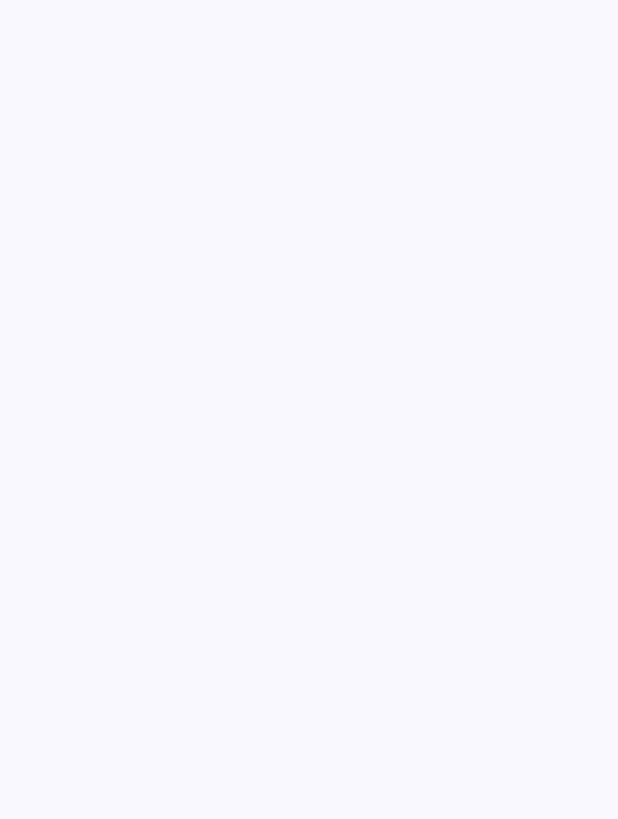
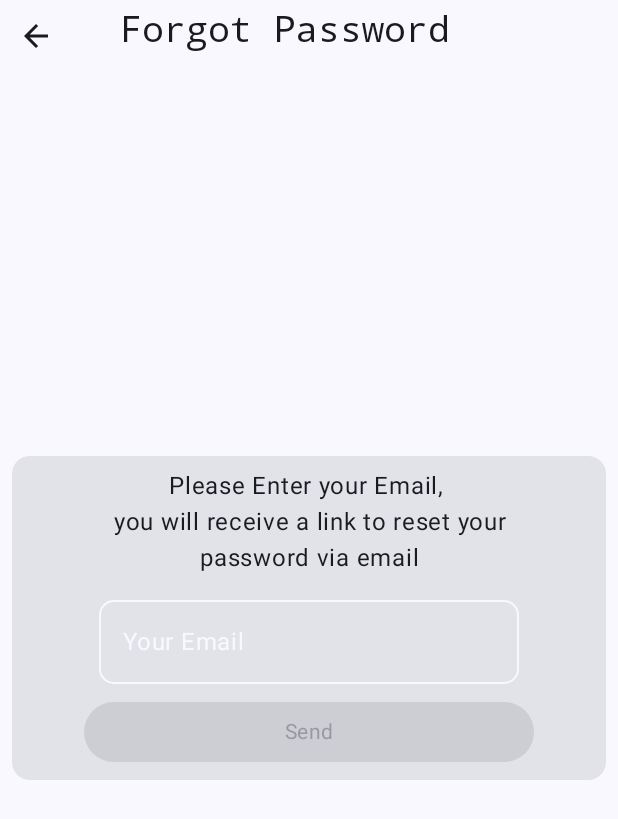
Before and after one commit to stephenWanjala/MFarm, an Android app built with Jetpack Compose: the screen it shows after launch (MainActivity), on a phone screen of 412 x 824 dp. Before the commit the part shown is empty. Shown: the top 819 px of the screen. Run offline under Robolectric (Android 15) with nearby library versions, the phone set to English and light mode, and no system bars.

Commit message:
add forgot password screen

```diff
--- a/app/src/main/java/com/wantech/mfarm/MainActivity.kt
+++ b/app/src/main/java/com/wantech/mfarm/MainActivity.kt
@@ -7,6 +7,8 @@ import androidx.compose.foundation.layout.fillMaxSize
 import androidx.compose.material3.MaterialTheme
 import androidx.compose.material3.Surface
 import androidx.compose.ui.Modifier
+import androidx.navigation.compose.rememberNavController
+import com.wantech.mfarm.core.util.NavigationHost
 import com.wantech.mfarm.ui.theme.MFarmTheme
 
 class MainActivity : ComponentActivity() {
@@ -19,7 +21,8 @@ class MainActivity : ComponentActivity() {
                     modifier = Modifier.fillMaxSize(),
                     color = MaterialTheme.colorScheme.background
                 ) {
-
+                    val navcontroler = rememberNavController()
+                    NavigationHost(navController = navcontroler)
                 }
             }
         }
--- /dev/null
+++ b/app/src/main/java/com/wantech/mfarm/auth/forgot_password/presentation/ForgotPasswordScreen.kt
@@ -0,0 +1,126 @@
+package com.wantech.mfarm.auth.forgot_password.presentation
+
+import androidx.compose.foundation.layout.*
+import androidx.compose.foundation.shape.RoundedCornerShape
+import androidx.compose.foundation.text.KeyboardOptions
+import androidx.compose.material3.*
+import androidx.compose.runtime.*
+import androidx.compose.ui.Alignment
+import androidx.compose.ui.Alignment.Companion.CenterHorizontally
+import androidx.compose.ui.Modifier
+import androidx.compose.ui.text.input.ImeAction
+import androidx.compose.ui.text.style.TextAlign
+import androidx.compose.ui.unit.dp
+import androidx.navigation.NavController
+import com.wantech.mfarm.core.presentation.components.AButton
+import com.wantech.mfarm.core.presentation.components.IConWithText
+import com.wantech.mfarm.core.presentation.components.InputTextField
+import com.wantech.mfarm.core.util.Screen
+import kotlinx.coroutines.launch
+
+@OptIn(ExperimentalMaterial3Api::class)
+@Composable
+fun ForgotPasswordScreen(navController: NavController) {
+    var emailState by remember {
+        mutableStateOf("")
+    }
+//    val scaffoldState = rememberScaffoldState()
+    val scope = rememberCoroutineScope()
+    val snackBarHostState = remember {
+        SnackbarHostState()
+    }
+    Scaffold(
+//        scaffoldState = scaffoldState,
+        modifier = Modifier.fillMaxSize(),
+        snackbarHost = { SnackbarHost(hostState = snackBarHostState) },
+
+        ) { paddingValue ->
+
+        Box(
+            modifier = Modifier
+                .fillMaxSize()
+                .padding(paddingValue),
+            contentAlignment = Alignment.Center
+        ) {
+            IConWithText(
+                modifier = Modifier.align(Alignment.TopCenter),
+                text = "Forgot Password",
+                onClick = {
+                    navController.navigate(Screen.SignIn.route) {
+                        popUpTo(Screen.SignIn.route) {
+                            inclusive = true
+                        }
+                    }
+                })
+
+            Card(
+                modifier = Modifier
+                    .fillMaxWidth()
+                    .padding(8.dp)
+                    .align(Alignment.Center),
+//                contentColor = MaterialTheme.colors.surface,
+//                backgroundColor = MaterialTheme.colors.onBackground,
+                shape = RoundedCornerShape(12.dp),
+
+                ) {
+                Column(
+                    modifier = Modifier
+                        .fillMaxWidth()
+//                        .align(Alignment.Center)
+                        .padding(start = 16.dp, end = 16.dp),
+                    verticalArrangement = Arrangement.Center,
+                    horizontalAlignment = CenterHorizontally
+                ) {
+                    Spacer(modifier = Modifier.height(8.dp))
+                    Text(
+                        text = "Please Enter your Email, \nyou will receive a link to reset your password via email",
+                        modifier = Modifier
+                            .align(CenterHorizontally)
+                            .fillMaxWidth()
+                            .padding(start = 16.dp, end = 16.dp),
+                        textAlign = TextAlign.Center
+                    )
+                    InputTextField(
+                        textValue = emailState,
+                        labelText = "Your Email",
+                        onValueChange = { email ->
+                            emailState = email
+
+                        },
+                        keyboardOptions = KeyboardOptions(
+                            imeAction = ImeAction.Send
+                        )
+                    )
+
+                    AButton(
+                        text = "Send",
+                        onClick = {
+                            scope.launch {
+                                snackBarHostState
+                                    .showSnackbar(
+                                        message = "Sent, check your email",
+                                        actionLabel = "Dismiss",
+                                        duration = SnackbarDuration.Long
+                                    )
+                            }
+
+                            emailState = ""
+                        },
+
+                        modifier = Modifier.padding(bottom = 8.dp),
+                        buttonEnabled = ({
+                            emailState.isNotBlank() &&
+                                    android.util.Patterns.EMAIL_ADDRESS.matcher(emailState)
+                                        .matches()
+                        }
+                                )
+                    )
+                }
+            }
+
+        }
+
+    }
+
+
+}
--- /dev/null
+++ b/app/src/main/java/com/wantech/mfarm/core/presentation/components/IconWithText.kt
@@ -0,0 +1,83 @@
+package com.wantech.mfarm.core.presentation.components
+
+import androidx.compose.foundation.background
+import androidx.compose.foundation.layout.*
+import androidx.compose.material.icons.Icons
+import androidx.compose.material.icons.filled.ArrowBack
+import androidx.compose.material3.Icon
+import androidx.compose.material3.IconButton
+import androidx.compose.material3.MaterialTheme
+import androidx.compose.material3.Text
+import androidx.compose.runtime.Composable
+import androidx.compose.ui.Alignment
+import androidx.compose.ui.Modifier
+import androidx.compose.ui.graphics.vector.ImageVector
+import androidx.compose.ui.text.font.FontFamily
+import androidx.compose.ui.text.style.TextAlign
+import androidx.compose.ui.unit.dp
+
+@Composable
+fun IConWithText(
+    modifier: Modifier,
+    onClick: () -> Unit,
+    icon: ImageVector = Icons.Default.ArrowBack,
+    text: String = "Create Account"
+) {
+    Row(
+        modifier = modifier
+            .fillMaxWidth(),
+//            .align(Alignment.TopCenter),
+        verticalAlignment = Alignment.CenterVertically,
+        horizontalArrangement = Arrangement.SpaceBetween
+    ) {
+        IconButton(
+            onClick = onClick,
+            modifier = Modifier
+                .padding(bottom = 8.dp)
+                .align(Alignment.CenterVertically)
+        ) {
+            Icon(
+                imageVector = icon, contentDescription = "Back",
+                modifier = Modifier.align(Alignment.Top)
+            )
+        }
+        Text(
+            text = text,
+            style = MaterialTheme.typography.headlineSmall,
+            fontFamily = FontFamily.Monospace,
+            modifier = Modifier
+                .fillMaxWidth()
+                .background(MaterialTheme.colorScheme.background)
+                .padding(start = 32.dp, bottom = 16.dp, end = 32.dp)
+        )
+
+    }
+}
+
+@Composable
+fun Header(
+    modifier: Modifier = Modifier,
+    headerText: String? = null,
+    headerEndText: String
+) {
+    Row(
+        modifier = modifier
+            .fillMaxWidth()
+            .padding(horizontal = 16.dp),
+        horizontalArrangement = Arrangement.End,
+        verticalAlignment = Alignment.CenterVertically
+    ) {
+        if (headerText != null) {
+            Text(
+                text = headerText,
+                textAlign = TextAlign.Center,
+                style = MaterialTheme.typography.headlineSmall,
+            )
+            Spacer(modifier = Modifier.width(8.dp))
+        }
+        Text(
+            text = headerEndText, textAlign = TextAlign.Center,
+            style = MaterialTheme.typography.labelMedium,
+        )
+    }
+}
--- /dev/null
+++ b/app/src/main/java/com/wantech/mfarm/core/util/NavigationHost.kt
@@ -0,0 +1,16 @@
+package com.wantech.mfarm.core.util
+
+import androidx.compose.runtime.Composable
+import androidx.navigation.NavHostController
+import androidx.navigation.compose.NavHost
+import androidx.navigation.compose.composable
+import com.wantech.mfarm.auth.forgot_password.presentation.ForgotPasswordScreen
+
+@Composable
+fun NavigationHost(navController: NavHostController) {
+    NavHost(navController = navController, startDestination = Screen.ForgotPassword.route) {
+        composable(Screen.ForgotPassword.route) {
+            ForgotPasswordScreen(navController = navController)
+        }
+    }
+}
```
